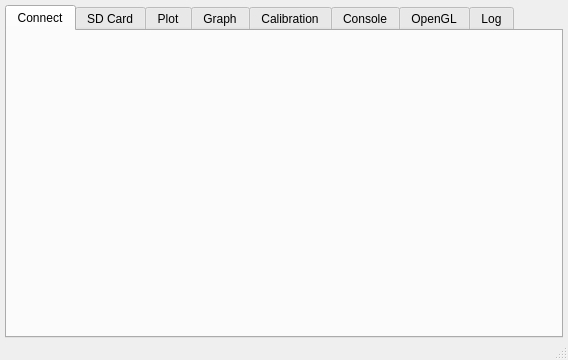
Old version of the form tinyos-2.x/trunk/support/cpp/TestShimmer/src/MainWindow.ui in the repository baharev/szte-wsn-code.
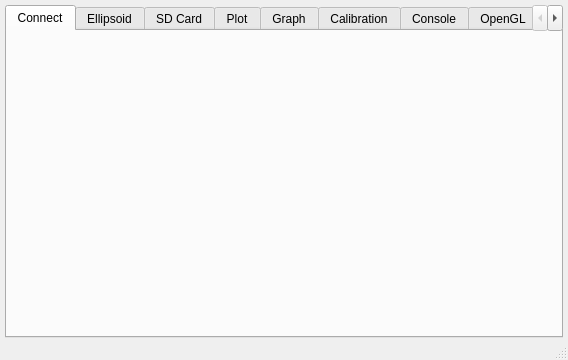
New version of the form. Icons and pictures are not drawn.

Commit message: New tab for ellipsoid calibration

Diff of the .ui file:
```diff
--- a/tinyos-2.x/trunk/support/cpp/TestShimmer/src/MainWindow.ui
+++ b/tinyos-2.x/trunk/support/cpp/TestShimmer/src/MainWindow.ui
@@ -50,6 +50,11 @@
         </property>
        </layout>
       </widget>
+      <widget class="QWidget" name="Ellipsoid">
+       <attribute name="title">
+        <string>Ellipsoid</string>
+       </attribute>
+      </widget>
       <widget class="QWidget" name="sdataTab">
        <attribute name="title">
         <string>SD Card</string>
```
